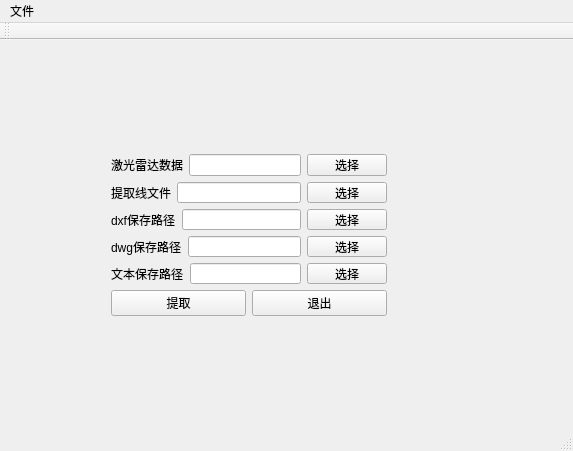
This is GenerateCrossSectionWdigets.ui in xczh0708/GenerateCrossSectionWdigets as Qt 5 draws it before an edit. The edited form follows.
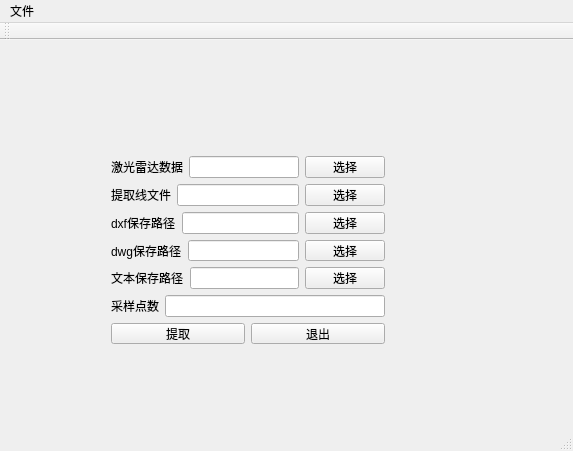
This is the edited form.

Patch:
```diff
--- a/GenerateCrossSectionWdigets.ui
+++ b/GenerateCrossSectionWdigets.ui
@@ -18,13 +18,11 @@
     <property name="geometry">
      <rect>
       <x>100</x>
-      <y>103</y>
-      <width>298</width>
-      <height>184</height>
+      <y>105</y>
+      <width>296</width>
+      <height>210</height>
      </rect>
     </property>
-    <layout class="QVBoxLayout" name="verticalLayout_2">
-     <item>
       <layout class="QVBoxLayout" name="verticalLayout">
        <item>
         <layout class="QHBoxLayout" name="horizontalLayout">
@@ -131,6 +129,18 @@
          </item>
         </layout>
        </item>
+     <item>
+      <layout class="QHBoxLayout" name="horizontalLayout_7">
+       <item>
+        <widget class="QLabel" name="label_6">
+         <property name="text">
+          <string>采样点数</string>
+         </property>
+        </widget>
+       </item>
+       <item>
+        <widget class="QLineEdit" name="lineEdit"/>
+       </item>
       </layout>
      </item>
      <item>
```
Left out of the diff: 2 changed lines with no effect on the pictures. Lines whose indentation alone changed are shown as unchanged.
